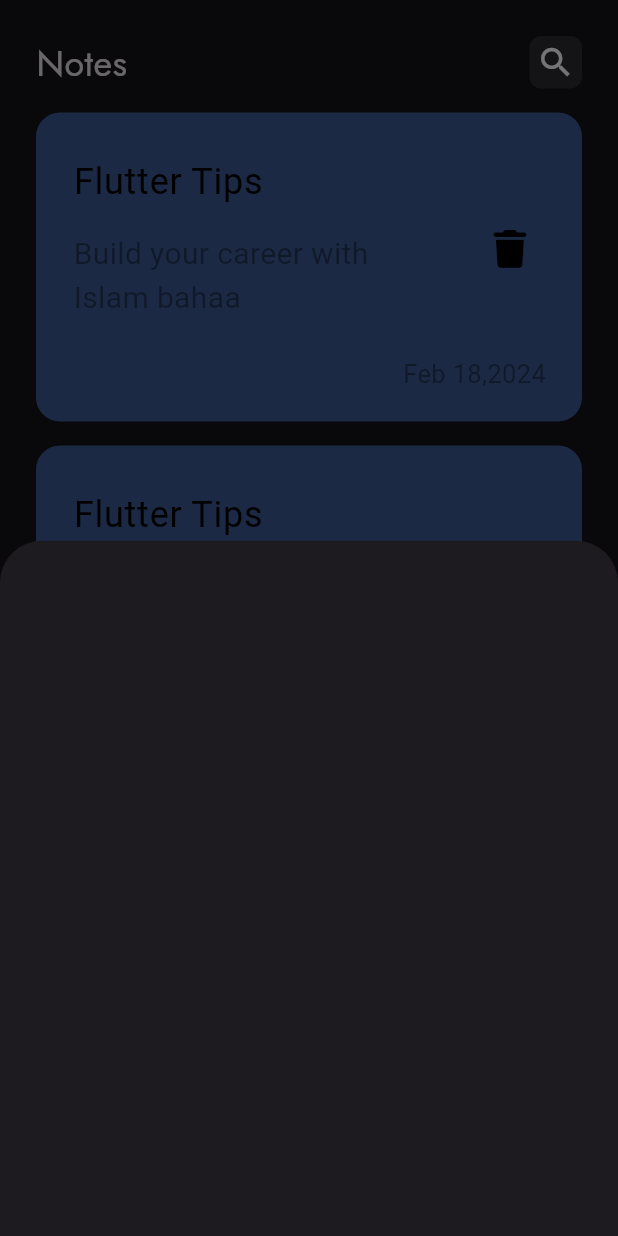
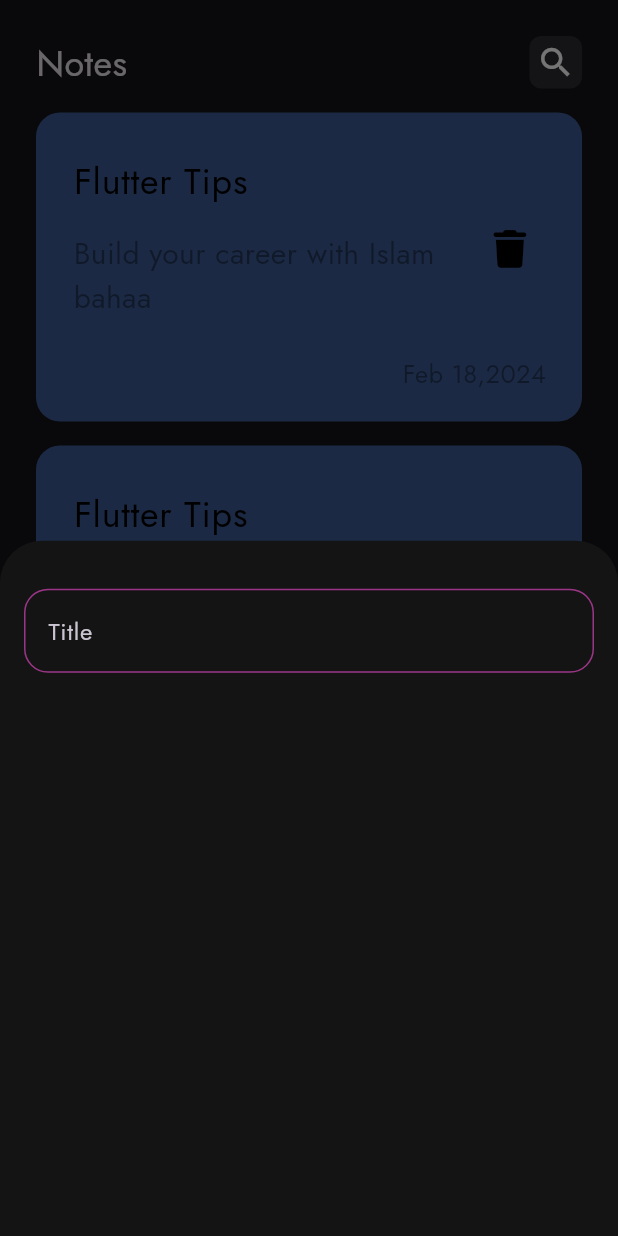
Before and after one commit to islambahaaa/notes_app, a Flutter app: the screen it shows after launch, after a tap on the "add" icon, on a phone screen of 412 x 824 dp. Run offline on Flutter 3.47's test engine with Material 3 defaults, Android fonts, the phone set to English and light mode, and no system bars; our stand-ins replace font_awesome_flutter.

Commit message:
create custom text field and change themedata

```diff
--- /dev/null
+++ b/lib/constants.dart
@@ -0,0 +1,3 @@
+import 'package:flutter/material.dart';
+
+const kPrimaryColor = Color(0xff9c3587);
--- a/lib/main.dart
+++ b/lib/main.dart
@@ -12,8 +12,14 @@ class NotesApp extends StatelessWidget {
   Widget build(BuildContext context) {
     return MaterialApp(
       debugShowCheckedModeBanner: false,
-      theme: ThemeData.dark(),
+      theme: _baseTheme,
       home: const NotesView(),
     );
   }
 }
+
+ThemeData _baseTheme = ThemeData(
+    brightness: Brightness.dark,
+    fontFamily: "jost",
+    bottomSheetTheme:
+        const BottomSheetThemeData(backgroundColor: Color(0xff141414)));
--- a/lib/widgets/add_note_modal_bottom_sheet.dart
+++ b/lib/widgets/add_note_modal_bottom_sheet.dart
@@ -1,10 +1,21 @@
 import 'package:flutter/material.dart';
+import 'package:notes_app/widgets/custom_text_field.dart';
 
 class AddNoteBottomSheet extends StatelessWidget {
   const AddNoteBottomSheet({super.key});
 
   @override
   Widget build(BuildContext context) {
-    return Container();
+    return const Padding(
+      padding: EdgeInsets.symmetric(horizontal: 16),
+      child: Column(
+        children: [
+          SizedBox(
+            height: 32,
+          ),
+          CustomTextField(),
+        ],
+      ),
+    );
   }
 }
--- a/lib/widgets/custom_search_icon.dart
+++ b/lib/widgets/custom_search_icon.dart
@@ -11,7 +11,7 @@ class CustomIcon extends StatelessWidget {
       decoration: BoxDecoration(
           color: Colors.white.withOpacity(0.1),
           borderRadius: BorderRadius.circular(8)),
-      child: Icon(
+      child: const Icon(
         Icons.search,
         size: 26,
       ),
--- /dev/null
+++ b/lib/widgets/custom_text_field.dart
@@ -0,0 +1,26 @@
+import 'package:flutter/material.dart';
+import 'package:notes_app/constants.dart';
+
+class CustomTextField extends StatelessWidget {
+  const CustomTextField({super.key});
+
+  @override
+  Widget build(BuildContext context) {
+    return TextField(
+      cursorColor: kPrimaryColor,
+      decoration: InputDecoration(
+        hintText: 'Title',
+        border: buildborder(),
+        enabledBorder: buildborder(),
+        focusedBorder: buildborder(),
+      ),
+    );
+  }
+
+  OutlineInputBorder buildborder() {
+    return OutlineInputBorder(
+      borderRadius: BorderRadius.circular(16),
+      borderSide: const BorderSide(color: kPrimaryColor),
+    );
+  }
+}
```
